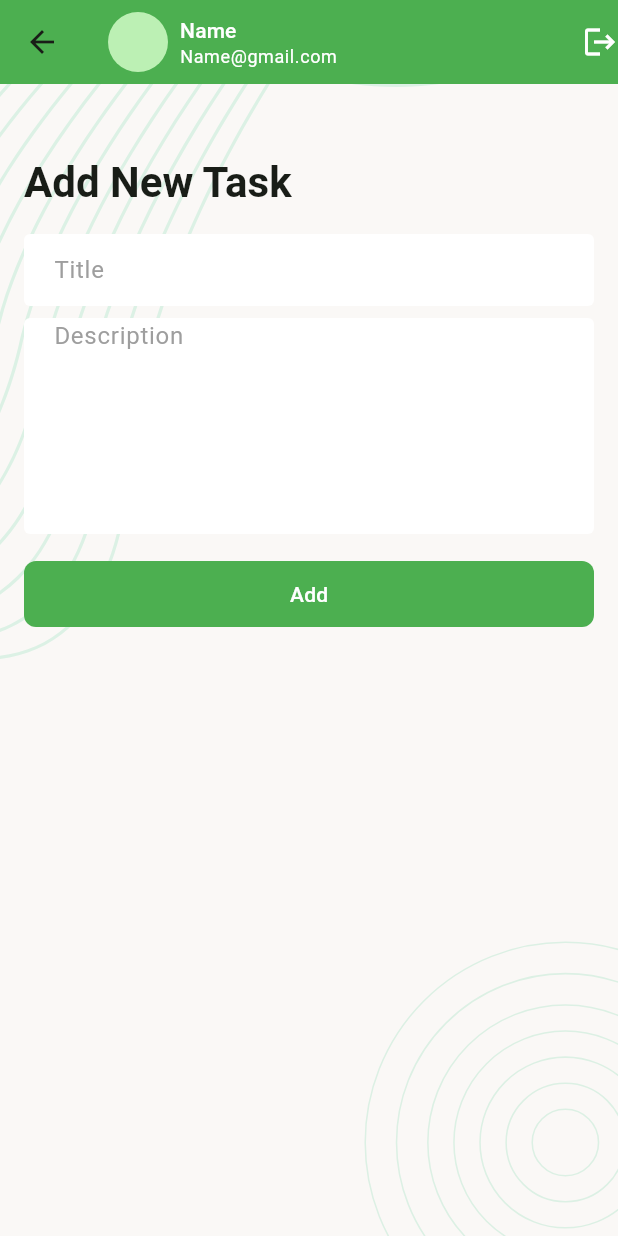
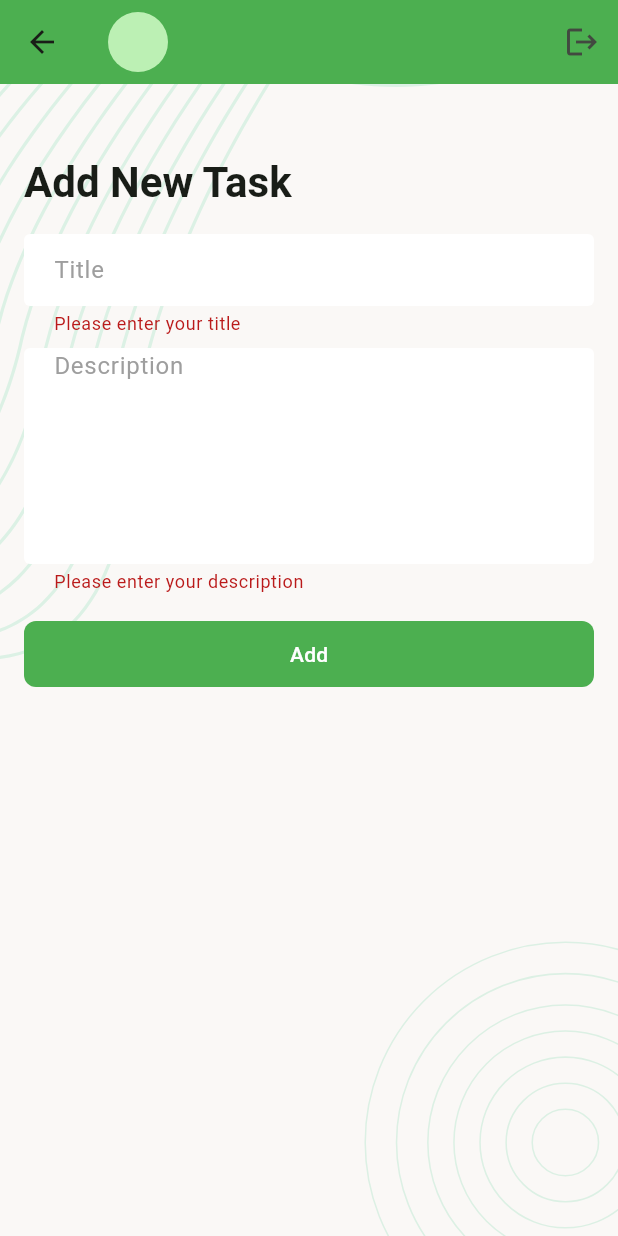
Before and after one commit to AyazM2H/task-manager-app-with-provider, a Flutter app: the AddNewTaskScreen screen opened directly, after a tap on "Add", on a phone screen of 412 x 824 dp. Run offline on Flutter 3.47's test engine with Material 3 defaults, Android fonts, the phone set to English and light mode, and no system bars; our stand-ins replace email_validator, flutter_svg, image_picker, logger, pin_code_fields, shared_preferences; accounts and stored records are empty.

Commit message:
Integrate new task list and progress task list apis

```diff
--- a/lib/data/models/user_model.dart
+++ b/lib/data/models/user_model.dart
@@ -4,6 +4,10 @@ class UserModel{
   final String firstName;
   final String lastName;
   final String mobile;
+
+  String get fullName{
+    return '$firstName $lastName';
+  }
 
   UserModel({
     required this.id,
--- a/lib/data/utils/urls.dart
+++ b/lib/data/utils/urls.dart
@@ -3,5 +3,7 @@ class Urls{
   static const String _baseUrl = 'http://35.73.30.144:2005/api/v1';
   static const String regitrationUrl = '$_baseUrl/Registration';
   static const String loginnUrl = '$_baseUrl/Login';
+  static const String createTaskUrl = '$_baseUrl/createTask';
+  static const String taskStatusCountUrl = '$_baseUrl/taskStatusCount';
 
 }
--- a/lib/ui/screens/add_new_task_screen.dart
+++ b/lib/ui/screens/add_new_task_screen.dart
@@ -1,5 +1,9 @@
 import 'package:flutter/material.dart';
+import 'package:taskmanager/data/services/api_caller.dart';
+import 'package:taskmanager/data/utils/urls.dart';
+import 'package:taskmanager/ui/widgets/center_progress_indicator.dart';
 import 'package:taskmanager/ui/widgets/screen_background.dart';
+import 'package:taskmanager/ui/widgets/snack_bar_msg.dart';
 import 'package:taskmanager/ui/widgets/tm_app_bar.dart';
 
 class AddNewTaskScreen extends StatefulWidget {
@@ -14,6 +18,7 @@ class _AddNewTaskScreenState extends State<AddNewTaskScreen> {
   TextEditingController _titleTEController = TextEditingController();
   TextEditingController _descriptionTEController = TextEditingController();
   final GlobalKey<FormState> _formKey = GlobalKey<FormState>();
+  bool addNewTaskInProgress = false;
 
   @override
   Widget build(BuildContext context) {
@@ -25,6 +30,7 @@ class _AddNewTaskScreenState extends State<AddNewTaskScreen> {
             padding: const EdgeInsets.all(16),
             child: Form(
               key: _formKey,
+              autovalidateMode: AutovalidateMode.onUserInteraction,
               child: Column(
                 crossAxisAlignment: CrossAxisAlignment.start,
                 children: [
@@ -37,6 +43,12 @@ class _AddNewTaskScreenState extends State<AddNewTaskScreen> {
                     decoration: InputDecoration(
                       hintText: 'Title',
                     ),
+                    validator: (String? value){
+                      if(value?.trim().isEmpty ?? true){
+                        return 'Please enter your title';
+                      }
+                      return null;
+                    },
                   ),
                   const SizedBox(height: 8,),
                   TextFormField(
@@ -44,9 +56,19 @@ class _AddNewTaskScreenState extends State<AddNewTaskScreen> {
                     maxLines: 6,
                     decoration: InputDecoration(
                     hintText: 'Description',
-                  ),),
+                  ),
+                    validator: (String? value){
+                      if(value?.trim().isEmpty ?? true){
+                        return 'Please enter your description ';
+                      }
+                      return null;
+                    },
+                  ),
                   const SizedBox(height: 16,),
-                  FilledButton(onPressed: (){}, child: Text('Add'))
+                  Visibility(
+                      visible: addNewTaskInProgress == false,
+                      replacement: CenterProgressIndicator(),
+                      child: FilledButton(onPressed: _onTapAddButton, child: Text('Add')))
                 ],
               ),
             ),
@@ -56,6 +78,40 @@ class _AddNewTaskScreenState extends State<AddNewTaskScreen> {
     );
   }
 
+  void _onTapAddButton(){
+    if(_formKey.currentState!.validate()){
+      _addNewTsk();
+    }
+  }
+
+  Future<void> _addNewTsk() async{
+    addNewTaskInProgress = true;
+    setState(() {});
+    Map<String, dynamic> requestBody = {
+      "title": _titleTEController.text.trim(),
+      "description": _descriptionTEController.text.trim(),
+      "status":"New"
+    };
+
+    ApiResponse response = await ApiCaller.postRequest(
+      url: Urls.createTaskUrl,
+      body: requestBody
+    );
+    addNewTaskInProgress = false;
+    setState(() {});
+    if(response.isSuccess){
+      _clearTextFields();
+      showSnackBar(context, 'New task has been added');
+    }else {
+      showSnackBar(context, response.errorMessage!);
+    }
+  }
+
+  void _clearTextFields(){
+    _titleTEController.clear();
+    _descriptionTEController.clear();
+  }
+
   @override
   void dispose() {
     _titleTEController.dispose();
--- a/lib/ui/widgets/tm_app_bar.dart
+++ b/lib/ui/widgets/tm_app_bar.dart
@@ -1,7 +1,9 @@
 import 'package:flutter/material.dart';
+import 'package:taskmanager/ui/controllers/auth_controller.dart';
+import 'package:taskmanager/ui/screens/login_screen.dart';
 import 'package:taskmanager/ui/screens/update_profile_screen.dart';
 
-class TMAppBar extends StatelessWidget implements PreferredSizeWidget {
+class TMAppBar extends StatefulWidget implements PreferredSizeWidget {
   const TMAppBar({
     super.key, this.fromUpdateProfile,
   });
@@ -9,12 +11,21 @@ class TMAppBar extends StatelessWidget implements PreferredSizeWidget {
   final bool? fromUpdateProfile;
 
   @override
+  State<TMAppBar> createState() => _TMAppBarState();
+
+  @override
+  // TODO: implement preferredSize
+  Size get preferredSize => Size.fromHeight(kToolbarHeight);
+}
+
+class _TMAppBarState extends State<TMAppBar> {
+  @override
   Widget build(BuildContext context) {
     return AppBar(
       backgroundColor: Colors.green,
       title: GestureDetector(
         onTap: (){
-          if(fromUpdateProfile ?? false){
+          if(widget.fromUpdateProfile ?? false){
             return;
           }
           Navigator.push(
@@ -28,10 +39,10 @@ class TMAppBar extends StatelessWidget implements PreferredSizeWidget {
             Column(
               crossAxisAlignment: CrossAxisAlignment.start,
               children: [
-                Text('Name', style: Theme.of(context).textTheme.titleSmall?.copyWith(
+                Text(AuthController.userModel?.fullName ?? '', style: Theme.of(context).textTheme.titleSmall?.copyWith(
                     color: Colors.white
                 )),
-                Text('Name@gmail.com', style: Theme.of(context).textTheme.bodySmall?.copyWith(
+                Text(AuthController.userModel!.email, style: Theme.of(context).textTheme.bodySmall?.copyWith(
                     color: Colors.white
                 )),
               ],
@@ -40,11 +51,12 @@ class TMAppBar extends StatelessWidget implements PreferredSizeWidget {
           ],
         ),
       ),
-      actions: [Icon(Icons.logout, color: Colors.white,)],
+      actions: [IconButton(onPressed: _signOut, icon: Icon(Icons.logout))],
     );
   }
 
-  @override
-  // TODO: implement preferredSize
-  Size get preferredSize => Size.fromHeight(kToolbarHeight);
+  Future<void> _signOut() async{
+    await AuthController.clearUserData();
+    Navigator.pushNamedAndRemoveUntil(context, LoginScreen.name, (predicate) => false);
+  }
 }
```
Also changed, not shown: lib/data/models/task_status_count_model.dart (added, +12 -0 lines), lib/data/services/api_caller.dart (+11 -2 lines), lib/ui/controllers/auth_controller.dart (+13 -1 lines), lib/ui/screens/new_task_screen.dart (+41 -2 lines), lib/ui/screens/splash_screen.dart (+9 -2 lines).
